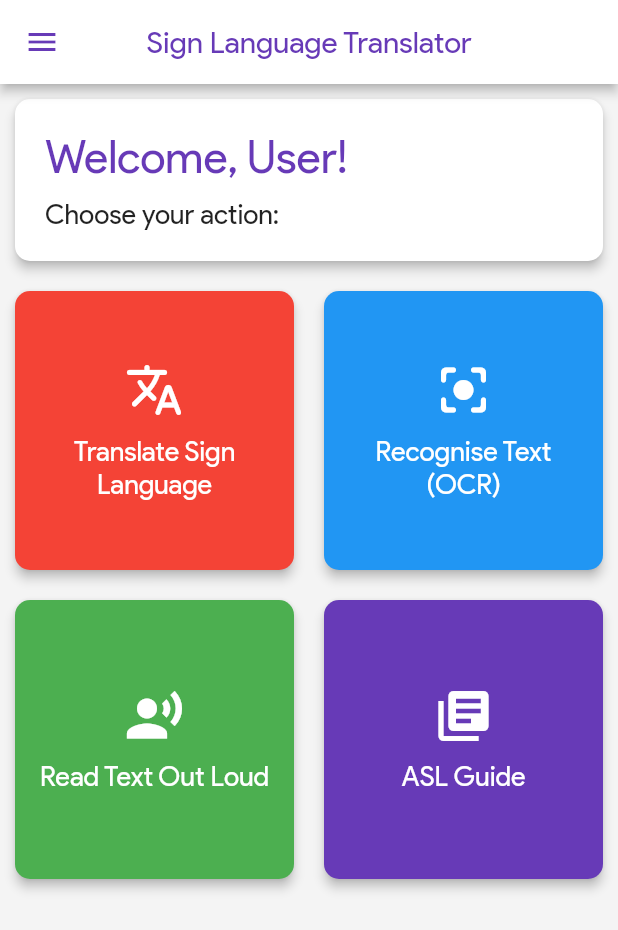
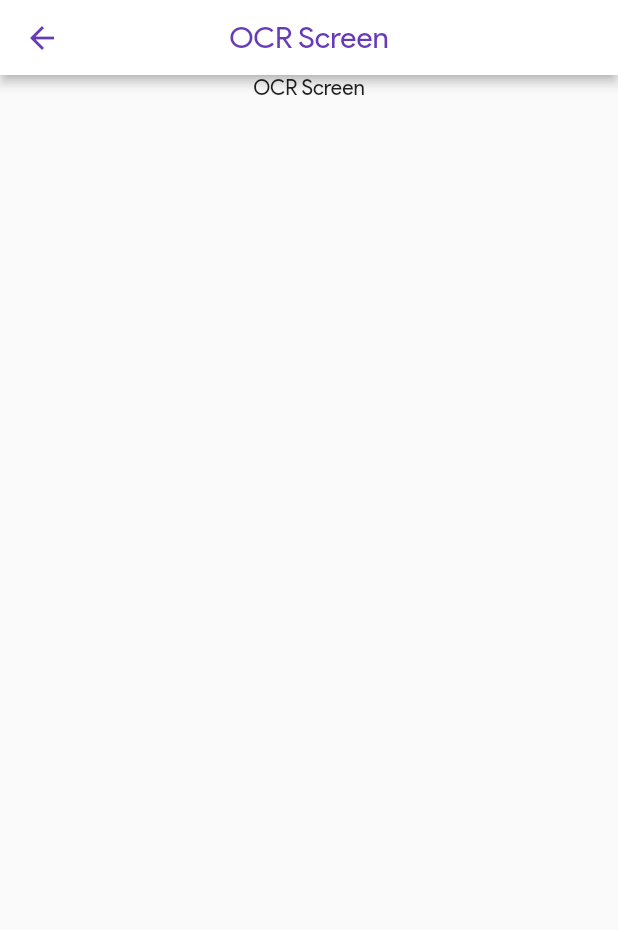
Before and after one commit to Harshit-Sonawala/sign-language-app, a Flutter app: the screen it shows after launch, after a tap on "Translate Sign Language", on a phone screen of 412 x 824 dp. Shown: the top 930 px of the screen. Run offline on Flutter 3.47's test engine with Material 2 defaults, Android fonts, the phone set to English and light mode, and no system bars.

Commit message:
added navigation, custom appbar

```diff
--- a/lib/home_screen.dart
+++ b/lib/home_screen.dart
@@ -1,57 +1,70 @@
 import 'package:flutter/material.dart';
-import 'package:flutter/services.dart';
+
+import 'reusableWidgets/custom_appbar.dart';
 import 'reusableWidgets/custom_drawer.dart';
 import 'reusableWidgets/main_option_button.dart';
+
+import 'ocr_screen.dart';
 
 class HomeScreen extends StatelessWidget {
   const HomeScreen({Key? key}) : super(key: key);
 
   @override
   Widget build(BuildContext context) {
-    const optionsList = <Map>[
+    var optionsList = <Map>[
       {
         'optionId': 1,
         'optionTitle': 'Translate Sign Language',
         'optionIcon': Icons.translate_rounded,
         'optionColor': Colors.red,
-        'optionNavigate': 'navigate',
+        'optionNavigate': () => {
+              Navigator.push(
+                context,
+                MaterialPageRoute(builder: (context) => const OcrScreen()),
+              )
+            },
       },
       {
         'optionId': 2,
         'optionTitle': 'Recognise Text (OCR)',
         'optionIcon': Icons.center_focus_strong_rounded,
-        'optionColor': Colors.blue,
-        'optionNavigate': 'navigate',
+        'optionColor': const Color(0xFF00B0FF),
+        'optionNavigate': () => {
+              Navigator.push(
+                context,
+                MaterialPageRoute(builder: (context) => const OcrScreen()),
+              )
+            },
       },
       {
         'optionId': 3,
-        'optionTitle': 'Read Text Out Loud',
+        'optionTitle': 'Read Out Loud',
         'optionIcon': Icons.record_voice_over,
         'optionColor': Colors.green,
-        'optionNavigate': 'navigate',
+        'optionNavigate': () => {
+              Navigator.push(
+                context,
+                MaterialPageRoute(builder: (context) => const OcrScreen()),
+              )
+            },
       },
       {
         'optionId': 4,
         'optionTitle': 'ASL Guide',
         'optionIcon': Icons.my_library_books,
-        'optionColor': Colors.deepPurple,
-        'optionNavigate': 'navigate',
+        'optionColor': Colors.orange,
+        'optionNavigate': () => {
+              Navigator.push(
+                context,
+                MaterialPageRoute(builder: (context) => const OcrScreen()),
+              )
+            },
       },
     ];
+
     return Scaffold(
-      drawer: CustomDrawer(),
-      appBar: AppBar(
-        centerTitle: true,
-        title: const Text('Sign Language Translator'),
-        backgroundColor: Colors.white,
-        foregroundColor: Theme.of(context).primaryColor,
-        elevation: 3.0,
-        systemOverlayStyle: const SystemUiOverlayStyle(
-          statusBarColor: Colors.white,
-          statusBarIconBrightness: Brightness.dark, // For Android (dark icons)
-          statusBarBrightness: Brightness.dark, // For iOS (dark icons)
-        ),
-      ),
+      drawer: const CustomDrawer(),
+      appBar: const CustomAppBar(title: 'Sign Language Translator'),
       backgroundColor: const Color(0xFFF4F4F4),
       body: Column(
         crossAxisAlignment: CrossAxisAlignment.start,
@@ -62,8 +75,7 @@ class HomeScreen extends StatelessWidget {
               shape: RoundedRectangleBorder(
                 borderRadius: BorderRadius.circular(10.0),
               ),
-              margin:
-                  const EdgeInsets.symmetric(horizontal: 10.0, vertical: 10.0),
+              margin: const EdgeInsets.symmetric(horizontal: 10.0, vertical: 10.0),
               elevation: 3.0,
               child: Padding(
                 padding: const EdgeInsets.all(20.0),
@@ -73,7 +85,7 @@ class HomeScreen extends StatelessWidget {
                     Text(
                       'Welcome, User!',
                       style: TextStyle(
-                        color: Colors.deepPurple,
+                        color: Color(0xFF00B0FF),
                         fontSize: 30.0,
                       ),
                     ),
@@ -104,7 +116,7 @@ class HomeScreen extends StatelessWidget {
                       passedTitle: optionsList[index]['optionTitle'],
                       passedIcon: optionsList[index]['optionIcon'],
                       passedColor: optionsList[index]['optionColor'],
-                      passedNavigate: optionsList[index]['optionNavigate']);
+                      passedNavigateFunction: optionsList[index]['optionNavigate']);
                 }),
           ),
         ],
--- a/lib/main.dart
+++ b/lib/main.dart
@@ -1,6 +1,7 @@
 import 'package:flutter/material.dart';
 
 import 'home_screen.dart';
+import 'ocr_screen.dart';
 
 void main() {
   runApp(const MyApp());
@@ -13,14 +14,18 @@ class MyApp extends StatelessWidget {
   @override
   Widget build(BuildContext context) {
     return MaterialApp(
+        debugShowCheckedModeBanner: false,
         title: 'Sign Language Translator',
         theme: ThemeData(
           primarySwatch: Colors.deepPurple,
           accentColor: const Color(0xFF00B0FF),
           fontFamily: 'ProductSans',
         ),
-      home: const HomeScreen(),
-      debugShowCheckedModeBanner: false,
-    );
+        // home: const HomeScreen(),
+        initialRoute: '/',
+        routes: {
+          '/': (context) => const HomeScreen(),
+          '/ocr': (context) => const OcrScreen(),
+        });
   }
 }
--- /dev/null
+++ b/lib/ocr_screen.dart
@@ -0,0 +1,26 @@
+import 'package:flutter/material.dart';
+
+import './reusableWidgets/custom_appbar.dart';
+
+class OcrScreen extends StatefulWidget {
+  const OcrScreen({Key? key}) : super(key: key);
+
+  @override
+  _OcrScreenState createState() => _OcrScreenState();
+}
+
+class _OcrScreenState extends State<OcrScreen> {
+  @override
+  Widget build(BuildContext context) {
+    return Scaffold(
+      appBar: const CustomAppBar(title: 'OCR Screen'),
+      body: Center(
+        child: Column(
+          children: const [
+            Text('OCR Screen'),
+          ],
+        ),
+      ),
+    );
+  }
+}
--- /dev/null
+++ b/lib/reusableWidgets/custom_appbar.dart
@@ -0,0 +1,30 @@
+import 'package:flutter/material.dart';
+import 'package:flutter/services.dart';
+
+class CustomAppBar extends StatelessWidget implements PreferredSizeWidget {
+  final String title;
+
+  const CustomAppBar({
+    Key? key,
+    required this.title,
+  }) : super(key: key);
+
+  @override
+  Size get preferredSize => const Size.fromHeight(50);
+
+  @override
+  Widget build(BuildContext context) {
+    return AppBar(
+      centerTitle: true,
+      title: Text(title),
+      backgroundColor: Colors.white,
+      foregroundColor: Theme.of(context).primaryColor,
+      elevation: 3.0,
+      systemOverlayStyle: const SystemUiOverlayStyle(
+        statusBarColor: Colors.white,
+        statusBarIconBrightness: Brightness.dark, // For Android (dark icons)
+        statusBarBrightness: Brightness.dark, // For iOS (dark icons)
+      ),
+    );
+  }
+}
--- a/lib/reusableWidgets/custom_drawer.dart
+++ b/lib/reusableWidgets/custom_drawer.dart
@@ -23,22 +23,20 @@ class _CustomDrawerState extends State<CustomDrawer> {
                 margin: const EdgeInsets.only(bottom: 10),
                 child: const Align(
                     alignment: Alignment.bottomLeft,
-                    child: Text('Sign Language Translator',
-                        style: TextStyle(color: Colors.white, fontSize: 20))),
+                    child: Text('Sign Language Translator', style: TextStyle(color: Colors.white, fontSize: 20))),
               ),
             ),
-            ListTile(
-              onTap: () => {},
-              leading: Icon(
-                Icons.home,
-                color: Theme.of(context).primaryColor,
-              ),
-              title: Text(
-                'Home',
-                style: TextStyle(
-                    fontSize: 16, color: Theme.of(context).primaryColor),
-              ),
-            ),
+            // ListTile(
+            //   onTap: () => {},
+            //   leading: Icon(
+            //     Icons.home,
+            //     color: Theme.of(context).primaryColor,
+            //   ),
+            //   title: Text(
+            //     'Home',
+            //     style: TextStyle(fontSize: 16, color: Theme.of(context).primaryColor),
+            //   ),
+            // ),
             ListTile(
               onTap: () => {},
               leading: Icon(
--- a/lib/reusableWidgets/main_option_button.dart
+++ b/lib/reusableWidgets/main_option_button.dart
@@ -4,14 +4,14 @@ class MainOptionButton extends StatelessWidget {
   final String passedTitle;
   final IconData passedIcon;
   final Color passedColor;
-  final String passedNavigate;
+  final Function passedNavigateFunction;
 
   const MainOptionButton(
       {Key? key,
       required this.passedTitle,
       required this.passedIcon,
       required this.passedColor,
-      required this.passedNavigate})
+      required this.passedNavigateFunction})
       : super(key: key);
 
   @override
@@ -24,7 +24,7 @@ class MainOptionButton extends StatelessWidget {
       margin: const EdgeInsets.all(10),
       color: passedColor,
       child: InkWell(
-        onTap: () => {},
+        onTap: () => passedNavigateFunction(),
         child: Padding(
           padding: const EdgeInsets.all(8.0),
           child: Center(
```
Lines whose indentation alone changed are shown as unchanged.
